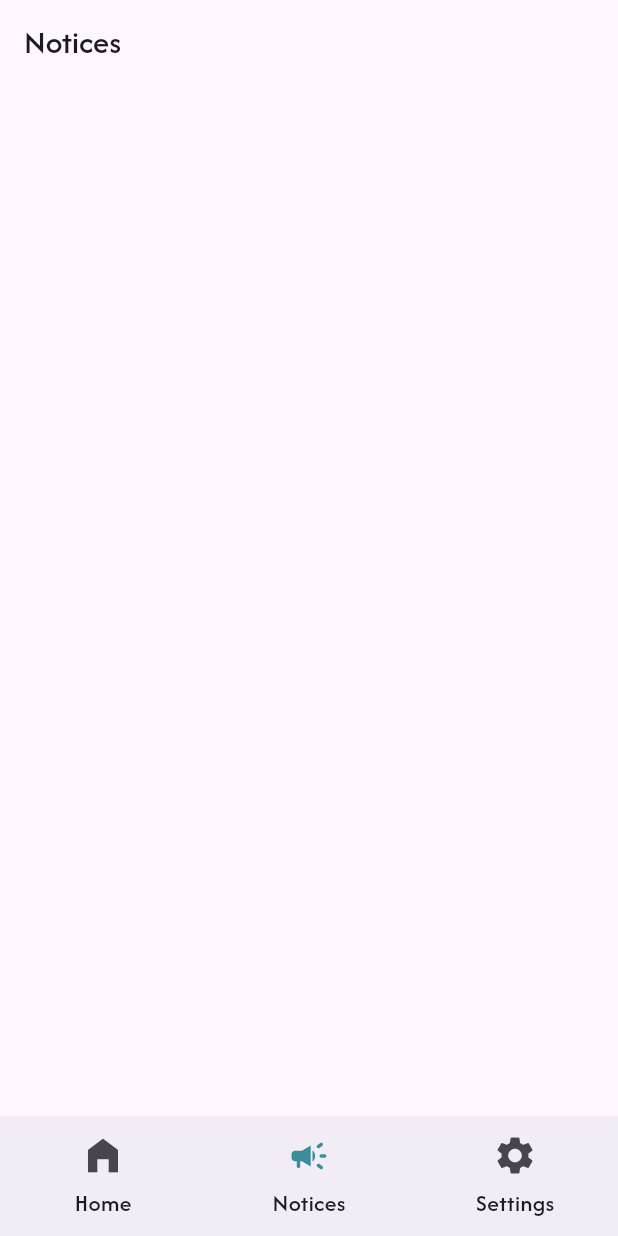
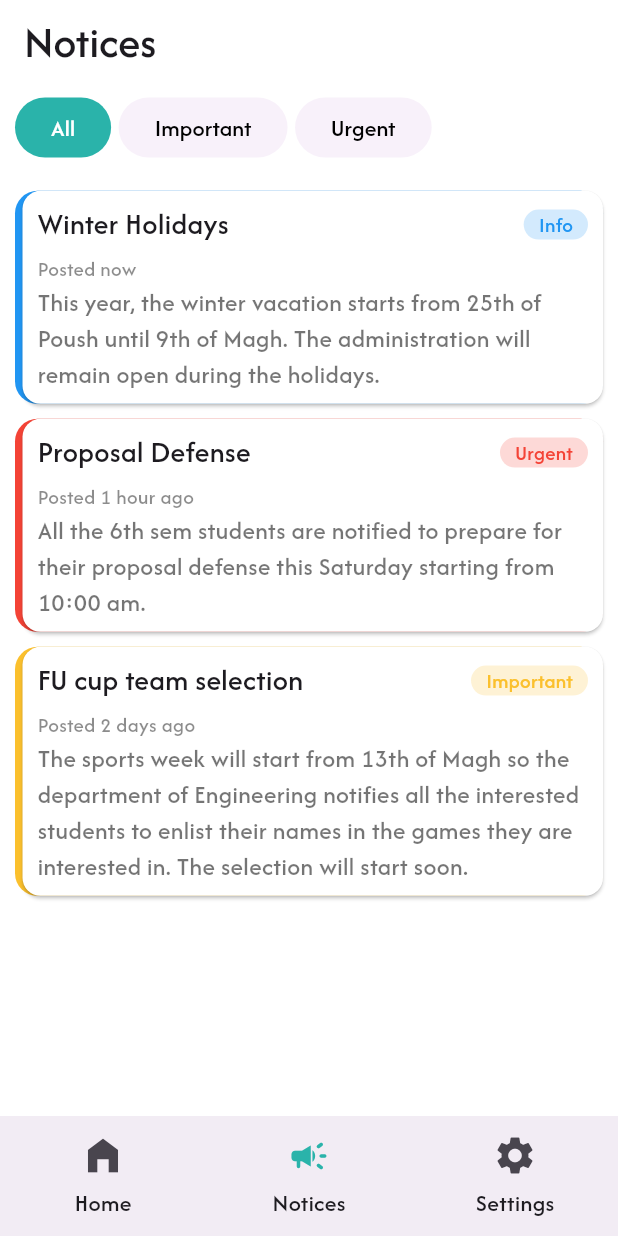
Before and after one commit to hamster336/digital_classroom, a Flutter app: the screen it shows after launch, item 2 of the bottom bar chosen, on a phone screen of 412 x 824 dp. Run offline on Flutter 3.47's test engine with Material 3 defaults, Android fonts, the phone set to English and light mode, and no system bars.

Commit message:
Notices Screen UI

```diff
--- a/mobile_app/lib/main.dart
+++ b/mobile_app/lib/main.dart
@@ -27,6 +27,7 @@ class MyApp extends StatelessWidget {
             elevation: 0,
             surfaceTintColor: Colors.transparent,
             scrolledUnderElevation: 0,
+            backgroundColor: Colors.white,
           ),
           elevatedButtonTheme: ElevatedButtonThemeData(
             style: ElevatedButton.styleFrom(
--- a/mobile_app/lib/model/custom_widgets.dart
+++ b/mobile_app/lib/model/custom_widgets.dart
@@ -78,13 +78,8 @@ class CustomWidgets {
                   padding: const EdgeInsets.all(8),
 
                   decoration: BoxDecoration(
-                    // color: Color(0xFF2AB3AA),
+                    color: Color(0xFF2AB3AA),
                     shape: BoxShape.circle,
-                    gradient: LinearGradient(
-                      colors: <Color>[Color(0xFF3B8D9B), Color(0xFF00FFB7)],
-                      begin: .topLeft,
-                      end: .bottomRight,
-                    ),
                   ),
                   child: Icon(icon, size: 27, color: Colors.white),
                 ),
@@ -128,7 +123,7 @@ class CustomWidgets {
         child: ListTile(
           title: Text(notice.title, style: TextStyle(fontSize: 20)),
           subtitle: Text(
-            formatTime(notice.publishedAt),
+            formatTimeForHome(notice.publishedAt),
             style: TextStyle(color: Colors.black54),
           ),
         ),
@@ -137,24 +132,148 @@ class CustomWidgets {
   }
 
   // format time for homescreen notice card
-  static String formatTime(DateTime publishedAt) {
+  static String formatTimeForHome(DateTime publishedAt) {
     final now = DateTime.now();
-    final date = DateTime(publishedAt.year, publishedAt.month, publishedAt.day);
-    final today = DateTime(now.year, now.month, now.day);
-    final difference = today.difference(date).inDays;
+    final difference = now.difference(publishedAt).inDays;
 
     if (difference == 0) {
-      return 'Today, ${DateFormat('hh:mm a').format(date)}';
+      return 'Today, ${DateFormat('hh:mm a').format(publishedAt)}';
     }
 
     if (difference == 1) {
-      return 'Yesterday, ${DateFormat('hh:mm a').format(date)}';
+      return 'Yesterday, ${DateFormat('hh:mm a').format(publishedAt)}';
     }
 
     if (difference <= 7) {
-      return DateFormat('EEEE, hh:mm a').format(date);
+      return DateFormat('EEEE, hh:mm a').format(publishedAt);
     }
 
-    return DateFormat('dd MMM, hh:mm a').format(date);
+    return DateFormat('dd MMM, hh:mm a').format(publishedAt);
+  }
+
+  // filter buttons
+  static Widget filterButton(
+    String label,
+    NoticeFilter filter,
+    NoticeFilter currentFilter,
+  ) {
+    return ElevatedButton(
+      onPressed: () {},
+      style: ElevatedButton.styleFrom(
+        backgroundColor: (filter == currentFilter) ? Color(0xFF2AB3AA) : null,
+        shadowColor: Colors.transparent,
+        elevation: 6,
+      ),
+      child: Text(
+        label,
+        style: TextStyle(
+          fontSize: 16,
+          color: (filter == currentFilter) ? Colors.white : null,
+        ),
+      ),
+    );
+  }
+
+  // notice card for notice screen
+  static Widget noticeCard(Notice notice) {
+    Color cardColor = Colors.blue;
+    String priority = 'Info';
+
+    if (notice.priority == InfoPriority.urgent) {
+      cardColor = Colors.red;
+      priority = 'Urgent';
+    } else if (notice.priority == InfoPriority.important) {
+      cardColor = Colors.yellow.shade700;
+      priority = 'Important';
+    }
+
+    return Container(
+      margin: const EdgeInsets.only(top: 10),
+      decoration: BoxDecoration(
+        borderRadius: BorderRadius.all(Radius.circular(15)),
+        color: cardColor,
+      ),
+      child: Card(
+        margin: const EdgeInsets.fromLTRB(5, 0, 0, 0),
+        color: Colors.white,
+        child: Padding(
+          padding: const EdgeInsets.symmetric(horizontal: 10, vertical: 8),
+          child: Column(
+            crossAxisAlignment: .start,
+            children: [
+              Row(
+                mainAxisAlignment: .spaceBetween,
+                children: [
+                  Flexible(
+                    child: Text(
+                      notice.title,
+                      style: TextStyle(
+                        fontSize: 20,
+                        fontWeight: FontWeight.w600,
+                      ),
+                      overflow: .visible,
+                    ),
+                  ),
+
+                  const SizedBox(width: 5),
+                  Container(
+                    decoration: BoxDecoration(
+                      borderRadius: BorderRadius.all(Radius.circular(15)),
+                      color: cardColor.withValues(alpha: 0.2),
+                    ),
+                    padding: EdgeInsets.symmetric(horizontal: 10),
+                    child: Text(priority, style: TextStyle(color: cardColor)),
+                  ),
+                ],
+              ),
+
+              const SizedBox(height: 5),
+              Text(
+                'Posted ${formatTime(notice.publishedAt)}',
+                style: TextStyle(color: Colors.black45),
+              ),
+
+              Text(
+                notice.description,
+                style: TextStyle(fontSize: 17, color: Colors.black54),
+              ),
+            ],
+          ),
+        ),
+      ),
+    );
+  }
+
+  // format time for notice cards
+  static String formatTime(DateTime publishedAt) {
+    final now = DateTime.now();
+    final diff = now.difference(publishedAt);
+
+    // if (diff.isNegative) {
+    //   return 'on ${DateFormat('dd MMM y').format(publishedAt)}';
+    // }
+
+    if (diff.inSeconds < 60) return 'now';
+
+    if (diff.inMinutes < 60) {
+      final m = diff.inMinutes;
+      return '$m minute${m == 1 ? '' : 's'} ago';
+    }
+
+    if (diff.inHours < 24) {
+      final h = diff.inHours;
+      return '$h hour${h == 1 ? '' : 's'} ago';
+    }
+
+    if (diff.inDays < 30) {
+      final d = diff.inDays;
+      return '$d day${d == 1 ? '' : 's'} ago';
+    }
+
+    if (publishedAt.year < now.year) {
+      return 'on ${DateFormat('dd MMM y').format(publishedAt)}';
+    }
+
+    return 'on ${DateFormat('dd MMM').format(publishedAt)}';
   }
 }
--- a/mobile_app/lib/model/required_enums.dart
+++ b/mobile_app/lib/model/required_enums.dart
@@ -1 +1,5 @@
 enum InfoPriority { urgent, important, info }
+
+enum NoticeFilter { all, urgent, important }
+
+enum AssignmentFilter { pending, completed, overdue }
--- a/mobile_app/lib/presentation/display.dart
+++ b/mobile_app/lib/presentation/display.dart
@@ -53,7 +53,7 @@ class _DisplayState extends State<Display> {
             selectedIcon: Icon(
               Icons.home_filled,
               size: 30,
-              color: Color(0xFF3B8D9B),
+              color: Color(0xFF2AB3AA),
             ),
             icon: Icon(Icons.home_filled, size: 30),
             label: 'Home',
@@ -63,7 +63,7 @@ class _DisplayState extends State<Display> {
             selectedIcon: Icon(
               Icons.campaign_rounded,
               size: 28,
-              color: Color(0xFF3B8D9B),
+              color: Color(0xFF2AB3AA),
             ),
             label: 'Notices',
           ),
@@ -72,7 +72,7 @@ class _DisplayState extends State<Display> {
             selectedIcon: Icon(
               Icons.settings,
               size: 30,
-              color: Color(0xFF3B8D9B),
+              color: Color(0xFF2AB3AA),
             ),
             label: 'Settings',
           ),
--- a/mobile_app/lib/presentation/home_screen.dart
+++ b/mobile_app/lib/presentation/home_screen.dart
@@ -17,8 +17,7 @@ class HomeScreen extends StatelessWidget {
 
     return Scaffold(
       backgroundColor: Colors.white,
-      body: SingleChildScrollView(
-        child: Column(
+      body: Column(
         children: [
           // username and profile section
           Container(
@@ -34,6 +33,13 @@ class HomeScreen extends StatelessWidget {
                 bottomLeft: Radius.circular(25),
                 bottomRight: Radius.circular(25),
               ),
+              boxShadow: [
+                BoxShadow(
+                  color: Colors.black45,
+                  blurRadius: 5,
+                  spreadRadius: 2,
+                ),
+              ],
             ),
             child: SafeArea(
               bottom: false,
@@ -49,7 +55,7 @@ class HomeScreen extends StatelessWidget {
 
                 subtitle: const Text(
                   // DateFormat('dd MMM yyy').format(DateTime.now()),
-                    '01 Jan 2026',
+                  '6th Sem, BCT',
                   style: TextStyle(color: Colors.white, fontSize: 18),
                 ),
                 trailing: IconButton(
@@ -66,12 +72,14 @@ class HomeScreen extends StatelessWidget {
 
           SizedBox(height: size.height * 0.01),
 
-            Padding(
+          // rest of the UI componenets
+          Expanded(
+            child: CustomScrollView(
+              slivers: [
+                SliverPadding(
                   padding: const EdgeInsets.symmetric(horizontal: 12),
-              child: Column(
-                mainAxisAlignment: .start,
-                crossAxisAlignment: .start,
-                children: [
+                  sliver: SliverList(
+                    delegate: SliverChildListDelegate([
                       // general information
                       Row(
                         mainAxisAlignment: .spaceEvenly,
@@ -80,10 +88,18 @@ class HomeScreen extends StatelessWidget {
                             child: CustomWidgets.infoCard(size, 6, 'Classes'),
                           ),
                           Expanded(
-                        child: CustomWidgets.infoCard(size, 12, 'Assignments'),
+                            child: CustomWidgets.infoCard(
+                              size,
+                              12,
+                              'Assignments',
+                            ),
                           ),
                           Expanded(
-                        child: CustomWidgets.infoCard(size, 2, 'New Notices'),
+                            child: CustomWidgets.infoCard(
+                              size,
+                              3,
+                              'New Notices',
+                            ),
                           ),
                         ],
                       ),
@@ -130,7 +146,9 @@ class HomeScreen extends StatelessWidget {
                             'View your timetable',
                             () => Navigator.push(
                               context,
-                          MaterialPageRoute(builder: (_) => const Schedules()),
+                              MaterialPageRoute(
+                                builder: (_) => const Schedules(),
+                              ),
                             ),
                           ),
                           CustomWidgets.resrcCard(
@@ -140,7 +158,9 @@ class HomeScreen extends StatelessWidget {
                             'Learning materials',
                             () => Navigator.push(
                               context,
-                          MaterialPageRoute(builder: (_) => const Schedules()),
+                              MaterialPageRoute(
+                                builder: (_) => const Schedules(),
+                              ),
                             ),
                           ),
                         ],
@@ -148,14 +168,18 @@ class HomeScreen extends StatelessWidget {
 
                       SizedBox(height: size.height * 0.015),
 
+                      // upcoming events text
                       Padding(
                         padding: const EdgeInsets.only(left: 10),
                         child: const Text(
                           'Upcoming',
-                      style: TextStyle(fontSize: 20),
+                          style: TextStyle(fontSize: 18),
                         ),
                       ),
+
                       SizedBox(height: size.height * 0.01),
+
+                      // upcoming events cards
                       CustomWidgets.homeScrenNoticeCard(
                         Notice(
                           title: 'Research proposal submission',
@@ -183,12 +207,14 @@ class HomeScreen extends StatelessWidget {
                         ),
                       ),
                       SizedBox(height: size.height * 0.01),
+                    ]),
+                  ),
+                ),
               ],
             ),
           ),
         ],
       ),
-      ),
     );
   }
 }
--- a/mobile_app/lib/presentation/notices_screen.dart
+++ b/mobile_app/lib/presentation/notices_screen.dart
@@ -1,10 +1,89 @@
 import 'package:flutter/material.dart';
+import 'package:mobile_app/model/custom_widgets.dart';
+import 'package:mobile_app/model/notice.dart';
+import 'package:mobile_app/model/required_enums.dart';
 
 class NoticesScreen extends StatelessWidget {
   const NoticesScreen({super.key});
 
   @override
   Widget build(BuildContext context) {
-    return Scaffold(appBar: AppBar(title: const Text('Notices')));
+    final size = MediaQuery.of(context).size;
+    final List<Notice> notices = [
+      Notice(
+        title: 'Winter Holidays',
+        publishedAt: DateTime(2026, 1, 5, 14, 12, 22),
+        description:
+            'This year, the winter vacation starts from 25th of Poush until 9th of Magh. The administration will remain open during the holidays.',
+        priority: InfoPriority.info,
+      ),
+      Notice(
+        title: 'Proposal Defense',
+        publishedAt: DateTime(2026, 1, 5, 08, 56, 01),
+        description:
+            'All the 6th sem students are notified to prepare for their proposal defense this Saturday starting from 10:00 am.',
+        priority: InfoPriority.urgent,
+      ),
+      Notice(
+        title: 'FU cup team selection',
+        publishedAt: DateTime(2026, 1, 2, 23, 55, 12),
+        description:
+            'The sports week will start from 13th of Magh so the department of Engineering notifies all the interested students to enlist their names in the games they are interested in. The selection will start soon.',
+        priority: InfoPriority.important,
+      ),
+    ];
+
+    return Scaffold(
+      backgroundColor: Colors.white,
+      appBar: AppBar(
+        title: const Text(
+          'Notices',
+          style: TextStyle(fontSize: 30, fontWeight: FontWeight.w600),
+        ),
+      ),
+
+      body: Padding(
+        padding: const EdgeInsetsGeometry.symmetric(
+          horizontal: 10,
+          vertical: 5,
+        ),
+        child: Column(
+          children: [
+            Row(
+              children: [
+                CustomWidgets.filterButton(
+                  'All',
+                  NoticeFilter.all,
+                  NoticeFilter.all,
+                ),
+                const SizedBox(width: 5),
+                CustomWidgets.filterButton(
+                  'Important',
+                  NoticeFilter.important,
+                  NoticeFilter.all,
+                ),
+                const SizedBox(width: 5),
+                CustomWidgets.filterButton(
+                  'Urgent',
+                  NoticeFilter.urgent,
+                  NoticeFilter.all,
+                ),
+              ],
+            ),
+
+            SizedBox(height: size.height * 0.01),
+
+            Expanded(
+              child: ListView.builder(
+                itemCount: notices.length,
+                itemBuilder: (context, index) {
+                  return CustomWidgets.noticeCard(notices[index]);
+                },
+              ),
+            ),
+          ],
+        ),
+      ),
+    );
   }
 }
```
Lines whose indentation alone changed are shown as unchanged.
